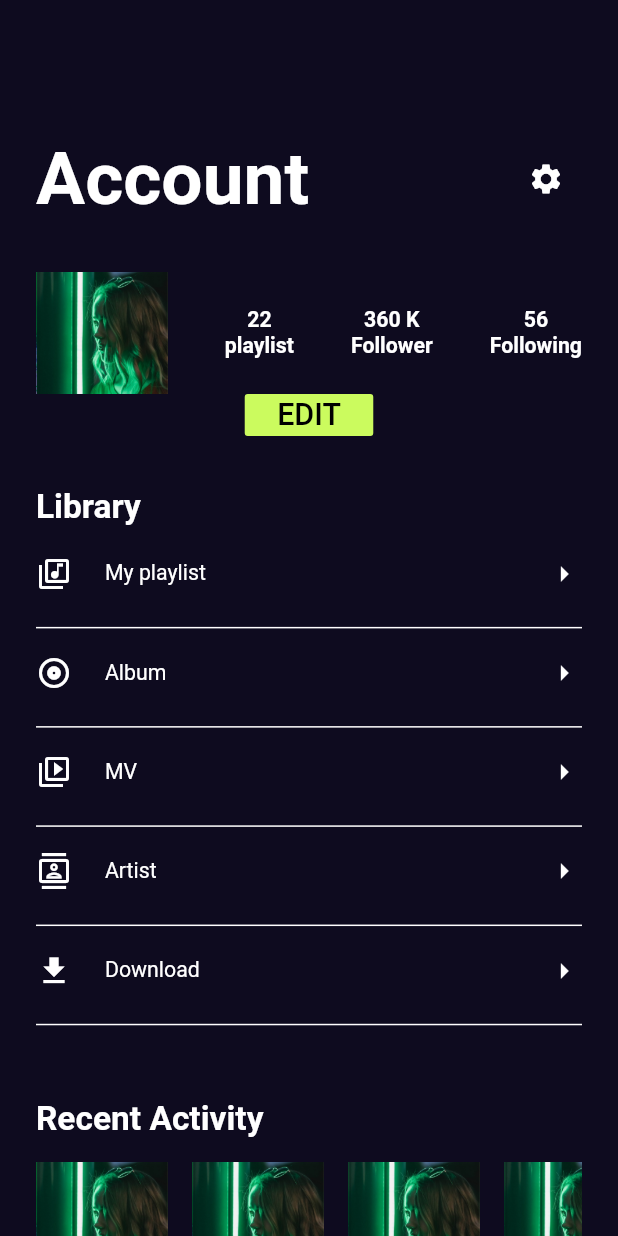
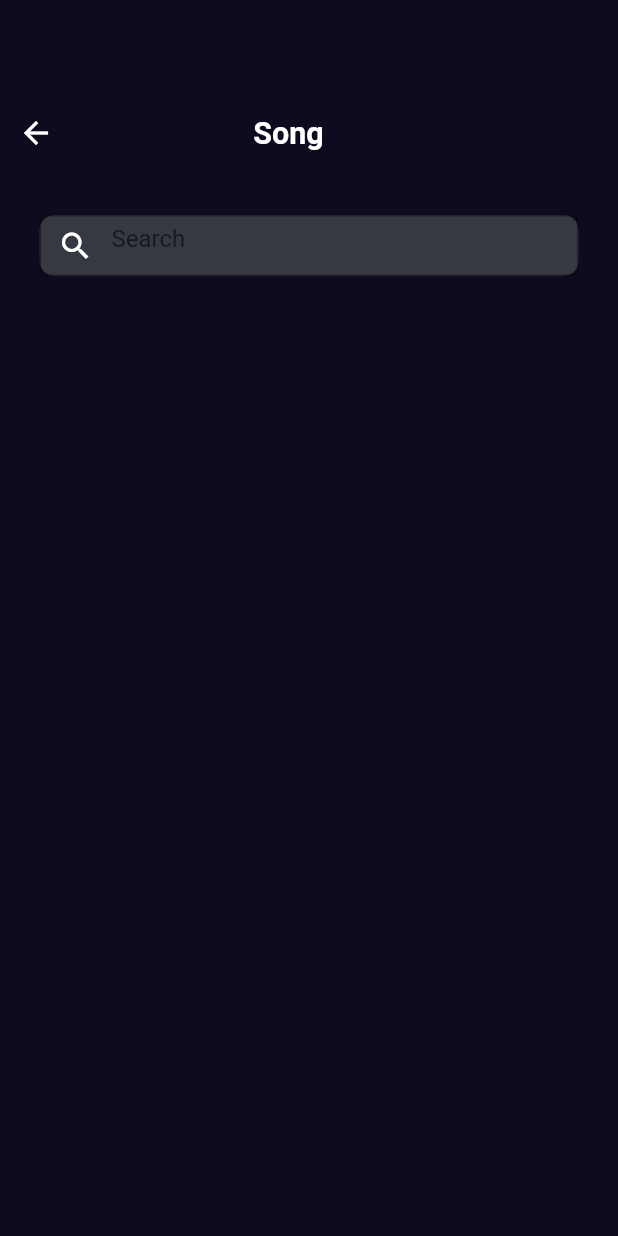
Before and after one commit to OmarKamal98/Music-App, a Flutter app: the Account screen opened directly, after a tap on "MV", on a phone screen of 412 x 824 dp. Run offline on Flutter 3.47's test engine with Material 2 defaults, Android fonts, the phone set to English and light mode, and no system bars; our stand-ins replace blur, carousel_slider, cloud_firestore, dio, firebase_auth, firebase_core and 5 more; accounts and stored records are empty; statements that could not run were skipped.

Commit message:
collection

```diff
--- a/lib/data/api/api_constants.dart
+++ b/lib/data/api/api_constants.dart
@@ -1,8 +1,5 @@
 class ApiConstant {
-  static final String baseUrl = 'https://spotify23.p.rapidapi.com/';
+  static final String baseUrl = 'https://rapidapi.com/Glavier/api/spotify23/';
   static final String getAlbums = 'albums';
   static String getOneProduct(int productId) => 'products/$productId';
-  static final String getAllCategories = 'products/categories';
-  static String getCategoryProducts(String catName) =>
-      'products/category/$catName';
 }
--- /dev/null
+++ b/lib/ui/screen/account_collection_screen/song_collection.dart
@@ -0,0 +1,55 @@
+import 'package:flutter/material.dart';
+import 'package:flutter_screenutil/flutter_screenutil.dart';
+import 'package:musicapp/navigator/router_class.dart';
+import 'package:musicapp/ui/widget/component/component.dart';
+
+class SongCollection extends StatelessWidget {
+  @override
+  Widget build(BuildContext context) {
+    // TODO: implement build
+    return Scaffold(
+      body: Container(
+        color: Color(0xFF0E0B1F),
+        width: MediaQuery.of(context).size.width,
+        height: MediaQuery.of(context).size.height,
+        child: Column(
+          children: [
+            SizedBox(
+              height: 64.h,
+            ),
+            Row(
+              children: [
+                IconButton(
+                    onPressed: () {
+                      RouterClass.routerClass.popFunction();
+                    },
+                    icon: Icon(
+                      Icons.arrow_back,
+                      size: 24,
+                      color: Colors.white,
+                    )),
+                Padding(
+                  padding: EdgeInsets.only(left: 110.w),
+                  child: Text(
+                    'Song',
+                    style: TextStyle(
+                        color: Colors.white,
+                        fontSize: 20.sp,
+                        fontWeight: FontWeight.bold),
+                  ),
+                )
+              ],
+            ),
+            SizedBox(
+              height: 30.h,
+            ),
+            Padding(
+              padding: EdgeInsets.symmetric(horizontal: 24.w),
+              child: searchField(function: () {}),
+            ),
+          ],
+        ),
+      ),
+    );
+  }
+}
--- a/lib/ui/screen/main_screen/account.dart
+++ b/lib/ui/screen/main_screen/account.dart
@@ -2,7 +2,10 @@ import 'package:flutter/cupertino.dart';
 import 'package:flutter/material.dart';
 import 'package:flutter_screenutil/flutter_screenutil.dart';
 import 'package:musicapp/navigator/router_class.dart';
+import 'package:musicapp/ui/screen/account_collection_screen/album_collection.dart';
+import 'package:musicapp/ui/screen/account_collection_screen/artist_collection.dart';
 import 'package:musicapp/ui/screen/account_collection_screen/my_playlist.dart';
+import 'package:musicapp/ui/screen/account_collection_screen/song_collection.dart';
 import 'package:musicapp/ui/widget/component/component.dart';
 
 class Account extends StatefulWidget {
@@ -156,7 +159,9 @@ class _AccountState extends State<Account> {
                   color: Colors.white,
                 ),
                 text: "Album",
-                function: () {},
+                function: () {
+                  RouterClass.routerClass.pushWidget(AlbumCollection());
+                },
               ),
               Divider(
                 color: Colors.white,
@@ -171,7 +176,9 @@ class _AccountState extends State<Account> {
                   color: Colors.white,
                 ),
                 text: "MV",
-                function: () {},
+                function: () {
+                  RouterClass.routerClass.pushWidget(SongCollection());
+                },
               ),
               Divider(
                 color: Colors.white,
@@ -186,7 +193,9 @@ class _AccountState extends State<Account> {
                   color: Colors.white,
                 ),
                 text: "Artist",
-                function: () {},
+                function: () {
+                  RouterClass.routerClass.pushWidget(ArtistCollection());
+                },
               ),
               Divider(
                 color: Colors.white,
--- a/pubspec.yaml
+++ b/pubspec.yaml
@@ -46,6 +46,8 @@ dependencies:
   blur: ^3.0.0
   persistent_bottom_nav_bar: ^4.0.2
   flutter_swiper: ^1.1.6
+
+
 
 
 dev_dependencies:
```
Also changed, not shown: lib/ui/screen/account_collection_screen/album_collection.dart (added, +55 -0 lines), lib/ui/screen/account_collection_screen/artist_collection.dart (added, +55 -0 lines), lib/ui/screen/account_collection_screen/edite_account.dart (added), lib/ui/screen/account_collection_screen/setting_account.dart (added).
